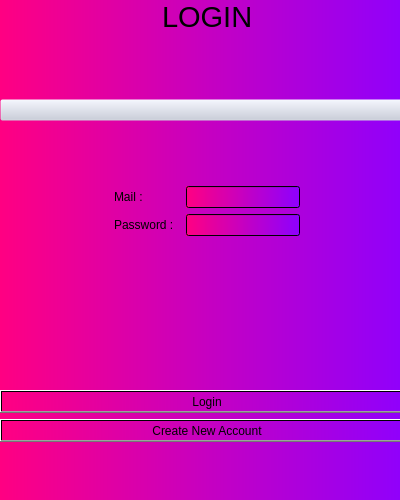
Qt form ui/login.ui (muratkilci/Sorting-Algorithm-Animation) before a commit.
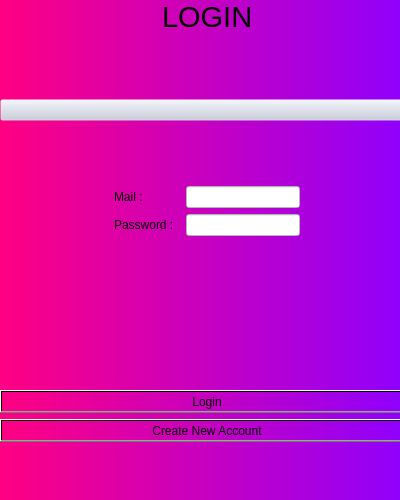
The same form after that commit. Icons and pictures are not drawn.

```diff
--- a/ui/login.ui
+++ b/ui/login.ui
@@ -188,7 +188,11 @@
         </widget>
        </item>
        <item>
-        <widget class="QLineEdit" name="userName"/>
+        <widget class="QLineEdit" name="userName">
+         <property name="styleSheet">
+          <string notr="true">background-color: rgb(255, 255, 255)</string>
+         </property>
+        </widget>
        </item>
        <item>
         <spacer name="horizontalSpacer_3">
@@ -243,7 +247,11 @@
         </widget>
        </item>
        <item>
-        <widget class="QLineEdit" name="password"/>
+        <widget class="QLineEdit" name="password">
+         <property name="styleSheet">
+          <string notr="true">background-color: rgb(255, 255, 255)</string>
+         </property>
+        </widget>
        </item>
        <item>
         <spacer name="horizontalSpacer_4">
```
